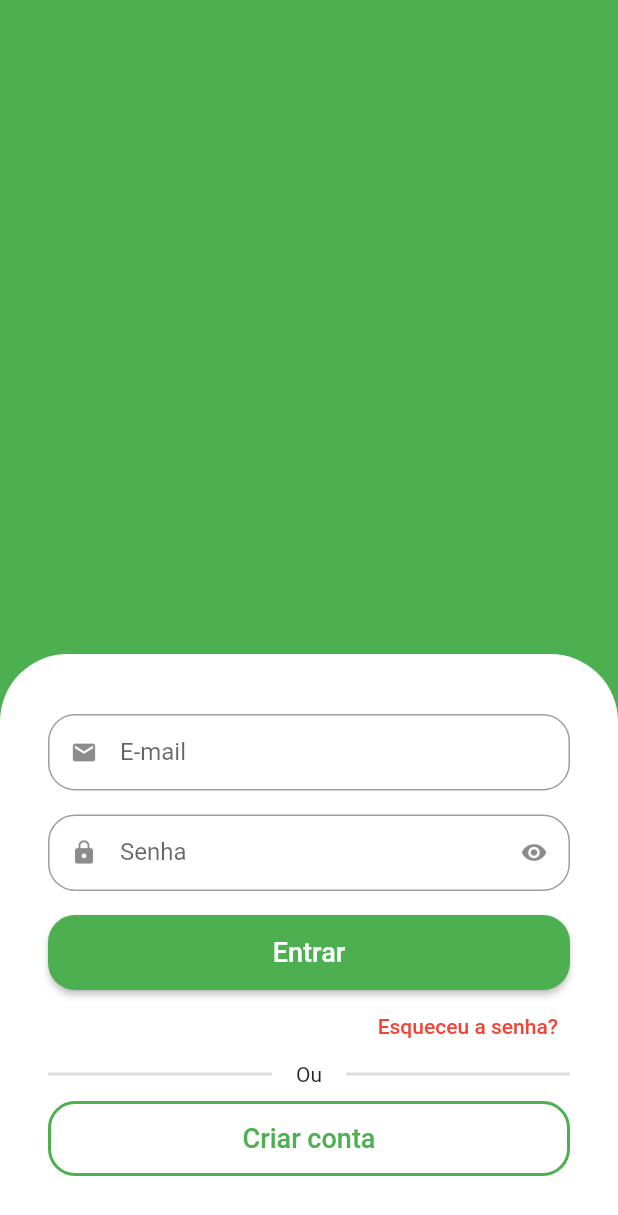
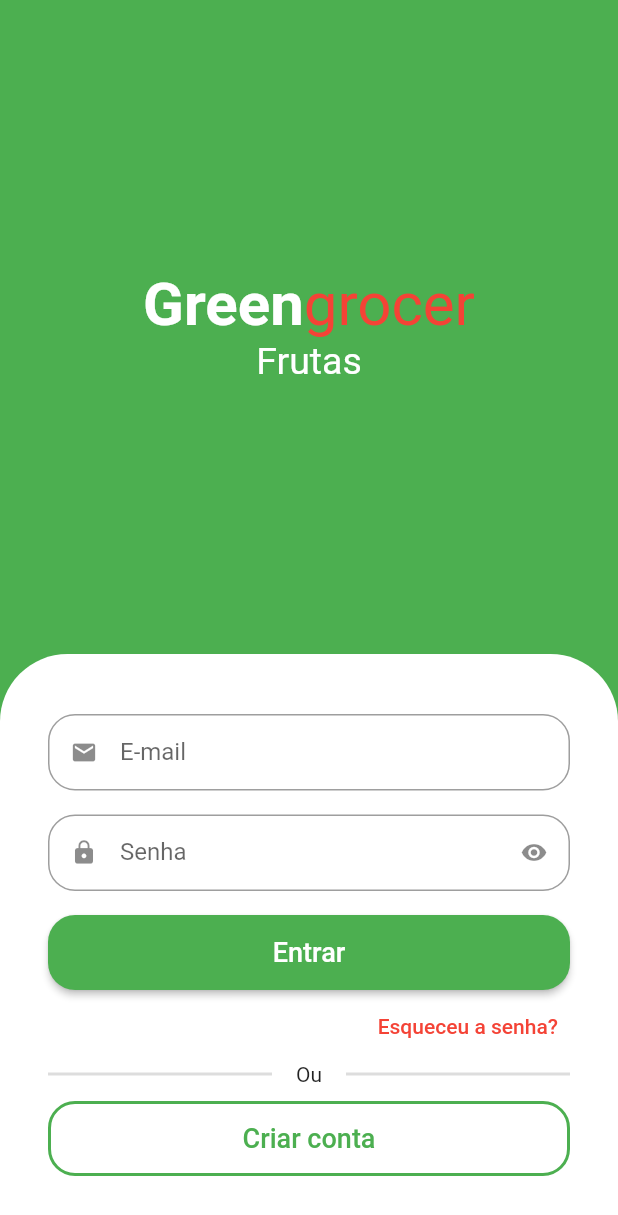
Before and after one commit to jdaibello/greengrocer, a Flutter app: the screen it shows after launch, on a phone screen of 412 x 824 dp. Shown: the top 1215 px of the screen. Run offline on Flutter 3.47's test engine with Material 3 defaults, Android fonts, the phone set to English and light mode, and no system bars; drawn by our look-alikes of animated_text_kit.

Commit message:
feat: create app name and categories animation

```diff
--- a/lib/src/auth/signin_screen.dart
+++ b/lib/src/auth/signin_screen.dart
@@ -1,3 +1,4 @@
+import 'package:animated_text_kit/animated_text_kit.dart';
 import 'package:flutter/material.dart';
 import 'package:greengrocer/src/auth/components/custom_text_field.dart';
 
@@ -11,8 +12,50 @@ class SignInScreen extends StatelessWidget {
       body: Column(
         children: [
           Expanded(
-            child: Container(
-              color: Colors.green,
+            child: Column(
+              mainAxisAlignment: MainAxisAlignment.center,
+              children: [
+                const Text.rich(
+                  TextSpan(
+                    style: TextStyle(
+                      fontSize: 40,
+                    ),
+                    children: [
+                      TextSpan(
+                        text: 'Green',
+                        style: TextStyle(
+                          color: Colors.white,
+                          fontWeight: FontWeight.bold,
+                        ),
+                      ),
+                      TextSpan(
+                        text: 'grocer',
+                        style: TextStyle(
+                          color: Colors.red,
+                        ),
+                      ),
+                    ],
+                  ),
+                ),
+                SizedBox(
+                  height: 30,
+                  child: DefaultTextStyle(
+                    style: const TextStyle(fontSize: 25),
+                    child: AnimatedTextKit(
+                      pause: Duration.zero,
+                      repeatForever: true,
+                      animatedTexts: [
+                        FadeAnimatedText('Frutas'),
+                        FadeAnimatedText('Verduras'),
+                        FadeAnimatedText('Legumes'),
+                        FadeAnimatedText('Carnes'),
+                        FadeAnimatedText('Cereais'),
+                        FadeAnimatedText('Laticíneos'),
+                      ],
+                    ),
+                  ),
+                ),
+              ],
             ),
           ),
           Container(
```
Also changed, not shown: pubspec.yaml (+4 -12 lines), pubspec.lock.
